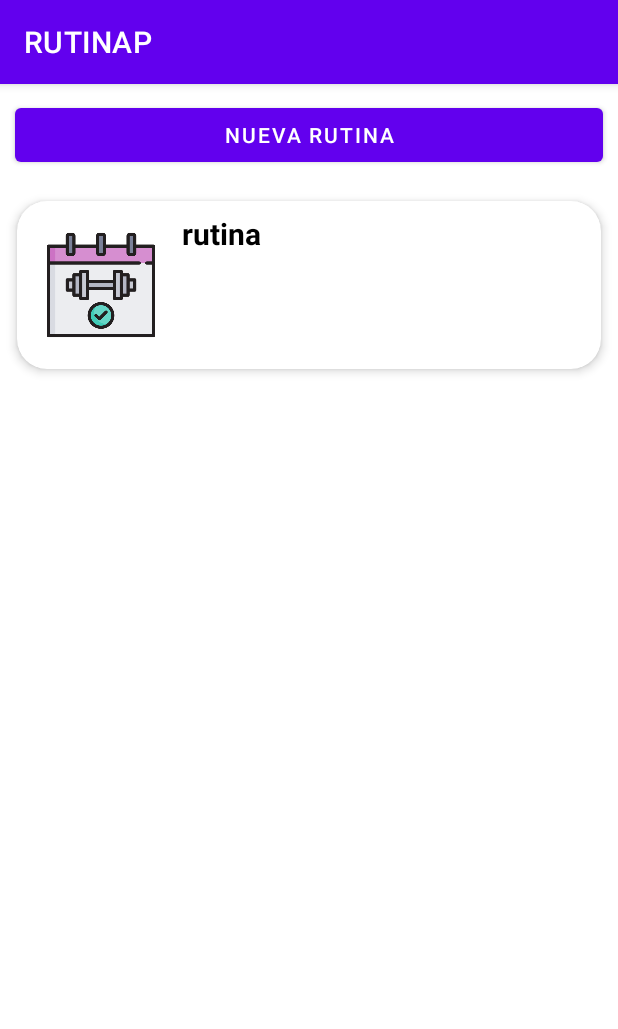
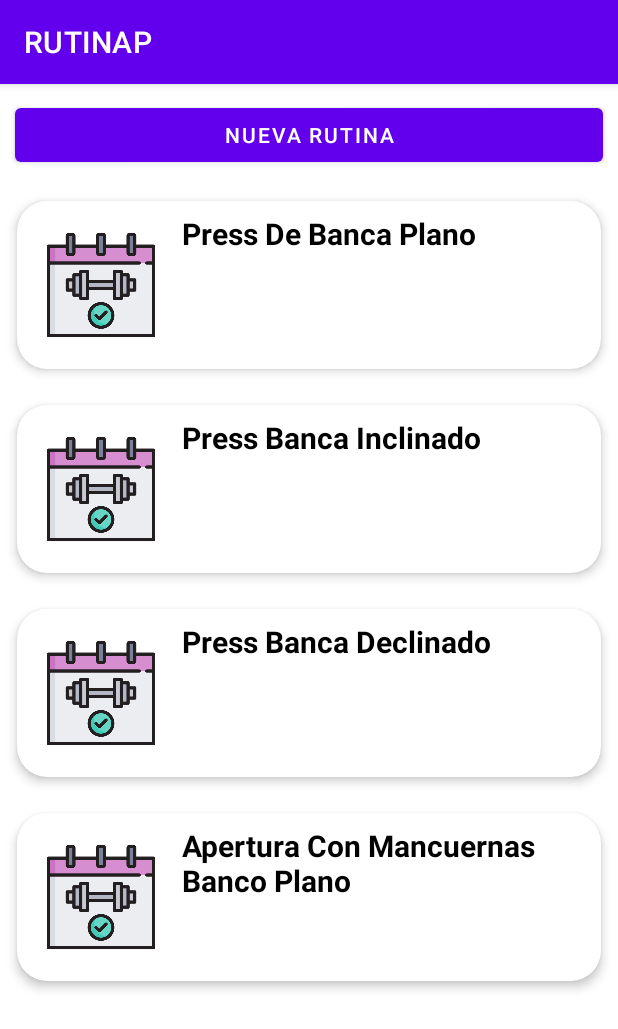
Before and after one commit to belocol/RUTINAP, an Android app: the CrudRutinas screen opened directly, with no data from a screen before it, on a phone screen of 412 x 824 dp. Shown: the top 1029 px of the screen. Run offline under Robolectric (Android 15) with nearby library versions, the phone set to English and light mode, and no system bars.

Commit message:
-Traer informacion de la base de datos para el CRUD de Rutinas
-Se agrego la clase Rutinas la cual contiene los getter y setters para Recyclerview
-Se agregaron nuevas tablas y en algunas de ellas se insertaron datos mediante sentencias SQL
-Ahora se trae la informacion de la base de datos para mostrarla en cardviews correctamente
-Se elimino la clase ListElement ya no era necesaria
-Se corrigieron algunos errores provocados durante la implementacion :D

```diff
--- a/app/src/main/java/com/example/rutinap/CrudRutinas.java
+++ b/app/src/main/java/com/example/rutinap/CrudRutinas.java
@@ -4,7 +4,9 @@ import androidx.appcompat.app.AppCompatActivity;
 import androidx.recyclerview.widget.LinearLayoutManager;
 import androidx.recyclerview.widget.RecyclerView;
 
-
+import android.database.Cursor;
+import android.database.sqlite.SQLiteDatabase;
+import android.database.sqlite.SQLiteOpenHelper;
 import android.os.Bundle;
 
 import java.util.ArrayList;
@@ -12,30 +14,63 @@ import java.util.List;
 
 public class CrudRutinas extends AppCompatActivity {
 
-    List<ListElement> elements;
+ArrayList<Rutinas> listDatos;
+RecyclerView recyclerView;
+
+DBHelper conn;
 
     @Override
     protected void onCreate(Bundle savedInstanceState) {
         super.onCreate(savedInstanceState);
         setContentView(R.layout.activity_crud_rutinas);
 
-            init();
 
+
+        conn = new DBHelper(this);
+
+        listDatos = new ArrayList<>();
+
+
+        recyclerView = (RecyclerView) findViewById(R.id.LiRecyclerView);
+        recyclerView.setLayoutManager(new LinearLayoutManager(this,LinearLayoutManager.VERTICAL,false));
+
+
+        consultarListaRutinas();
+
+
+
+        ListAdapter adapter  = new ListAdapter(listDatos);
+        recyclerView.setAdapter(adapter);
+        /*listDatos= new ArrayList<String>();
+
+
+        for(int i=0;i<=50;i++){
+            listDatos.add("Dato # "+i+"");
+
+        }*/
+
+
+      /*  ListAdapter adapter = new ListAdapter(listDatos);
+        recyclerView.setAdapter(adapter);
+*/
     }
 
+    private void consultarListaRutinas() {
+        SQLiteDatabase db=conn.getReadableDatabase();
 
-    public void init(){
-
-        elements = new ArrayList<>();
-        elements.add(new ListElement("rutina"));
+       Rutinas rutinas = null;
 
 
-        ListAdapter listAdapter = new ListAdapter(elements, this);
-        RecyclerView recyclerView = findViewById(R.id.LiRecyclerView);
-        recyclerView.setHasFixedSize(true);
-        recyclerView.setLayoutManager(new LinearLayoutManager(this));
-        recyclerView.setAdapter(listAdapter);
+        Cursor cursor = db.rawQuery("SELECT * FROM pecho ",null);
 
+
+        while (cursor.moveToNext()){
+
+            rutinas =new Rutinas();
+            rutinas.setNrutina(cursor.getString(0));
+
+            listDatos.add(rutinas);
         }
 
     }
+}
--- a/app/src/main/java/com/example/rutinap/DBHelper.java
+++ b/app/src/main/java/com/example/rutinap/DBHelper.java
@@ -1,11 +1,11 @@
 package com.example.rutinap;
 
+import android.app.Application;
 import android.content.ContentValues;
 import android.content.Context;
 import android.database.Cursor;
 import android.database.sqlite.SQLiteDatabase;
 import android.database.sqlite.SQLiteOpenHelper;
-import androidx.annotation.Nullable;
 
 public class DBHelper extends SQLiteOpenHelper {
     public static final String DBNAME = "Login.db";
@@ -13,15 +13,67 @@ public class DBHelper extends SQLiteOpenHelper {
         super(context, "Login.db", null, 1);
     }
 
+
+
+
     @Override
     public void onCreate(SQLiteDatabase MyDB) {
         MyDB.execSQL("create Table users(username TEXT primary key, password TEXT)");
+        MyDB.execSQL("create Table pecho(nombreejercicio TEXT primary key)");
+        MyDB.execSQL("create Table espalda(nombreejercicio TEXT primary key)");
+        MyDB.execSQL("create Table pierna(nombreejercicio TEXT primary key)");
+        MyDB.execSQL("create Table gluteo(nombreejercicio TEXT primary key)");
+        MyDB.execSQL("create Table abdomen(nombreejercicio TEXT primary key)");
+        MyDB.execSQL("create Table hombro(nombreejercicio TEXT primary key)");
+        MyDB.execSQL("create Table tricep(nombreejercicio TEXT primary key)");
+        MyDB.execSQL("create Table bicep(nombreejercicio TEXT primary key)");
+        MyDB.execSQL("create Table antebrazo(nombreejercicio TEXT primary key)");
+
+        MyDB.execSQL("INSERT INTO pecho (nombreejercicio) values ('Press De Banca Plano')");
+        MyDB.execSQL("INSERT INTO pecho (nombreejercicio) values ('Press Banca Inclinado')");
+        MyDB.execSQL("INSERT INTO pecho (nombreejercicio) values ('Press Banca Declinado')");
+        MyDB.execSQL("INSERT INTO pecho (nombreejercicio) values ('Apertura Con Mancuernas Banco Plano')");
+
+
+
+        MyDB.execSQL("INSERT INTO espalda (nombreejercicio) values ('Polea Al Pecho')");
+        MyDB.execSQL("INSERT INTO espalda (nombreejercicio) values ('Polea Al Pecho Con Agarre Estrecho')");
+        MyDB.execSQL("INSERT INTO espalda (nombreejercicio) values ('Remo En Maquina')");
+        MyDB.execSQL("INSERT INTO espalda (nombreejercicio) values ('Remo Horizontal A Una Mano Con Mancuerna')");
+
+
+
+        MyDB.execSQL("INSERT INTO pierna (nombreejercicio) values ('Prensa')");
+        MyDB.execSQL("INSERT INTO pierna (nombreejercicio) values ('Sentadilla Frontal')");
+        MyDB.execSQL("INSERT INTO pierna (nombreejercicio) values ('Extensiones')");
+        MyDB.execSQL("INSERT INTO pierna (nombreejercicio) values ('Curl De Piernas Acostado')");
+
+
+
+
+
+
+
+
     }
 
     @Override
     public void onUpgrade(SQLiteDatabase MyDB, int i, int i1) {
         MyDB.execSQL("drop Table if exists users");
+        MyDB.execSQL("drop Table if exists pecho");
+        MyDB.execSQL("drop Table if exists espalda");
+        MyDB.execSQL("drop Table if exists pierna");
+        MyDB.execSQL("drop Table if exists gluteo");
+        MyDB.execSQL("drop Table if exists abdomen");
+        MyDB.execSQL("drop Table if exists hombro");
+        MyDB.execSQL("drop Table if exists tricep");
+        MyDB.execSQL("drop Table if exists bicep");
+        MyDB.execSQL("drop Table if exists antebrazo");
     }
+
+
+
+
 
     public Boolean insertData(String user,String pass){
         SQLiteDatabase MyDB = this.getWritableDatabase();
--- a/app/src/main/java/com/example/rutinap/ListAdapter.java
+++ b/app/src/main/java/com/example/rutinap/ListAdapter.java
@@ -13,62 +13,55 @@ import androidx.annotation.NonNull;
 import androidx.appcompat.view.menu.MenuView;
 import androidx.recyclerview.widget.RecyclerView;
 
+import java.util.ArrayList;
 import java.util.List;
 
-public class ListAdapter extends RecyclerView.Adapter<ListAdapter.ViewHolder> {
-    private List<ListElement> LiData;
-    private LayoutInflater LiInflater;
-    private Context context;
+public class ListAdapter extends RecyclerView.Adapter<ListAdapter.ViewHolderDatos> {
 
 
-    public ListAdapter(List<ListElement> itemList, Context context){
-        this.LiInflater = LayoutInflater.from(context);
-        this.context = context;
-        this.LiData = itemList;
+    ArrayList<Rutinas> listDatos;
+
+    public ListAdapter(ArrayList<Rutinas> listDatos) {
+        this.listDatos = listDatos;
+    }
+
+    @NonNull
+    @Override
+    public ViewHolderDatos onCreateViewHolder(@NonNull ViewGroup parent, int viewType) {
+        View view = LayoutInflater.from(parent.getContext())
+                .inflate(R.layout.list_element,null,false);
+        return new ViewHolderDatos(view);
+    }
+
+    @Override
+    public void onBindViewHolder(@NonNull ViewHolderDatos holder, int position) {
+        holder.Nrutina.setText(listDatos.get(position).getNrutina());
+
+        //holder.asingarDatos(listDatos.get(position));
 
     }
 
     @Override
+    public int getItemCount() {
+        return listDatos.size();
+    }
 
-    public int getItemCount() {return LiData.size();}
+    public class ViewHolderDatos extends RecyclerView.ViewHolder {
+        TextView Nrutina;
 
 
 
-    @Override
-    public ListAdapter.ViewHolder onCreateViewHolder(ViewGroup parent, int viewType) {
-        View view = LiInflater.inflate(R.layout.list_element,null);
-        return new ListAdapter.ViewHolder(view);
-    }
 
-
-    @Override
-
-    public void onBindViewHolder (final ListAdapter.ViewHolder holder, final int position){
-        holder.bindData(LiData.get(position));
-    }
-
-
-    public void setItems(List<ListElement> items) {LiData = items;}
-
-
-    public class ViewHolder extends RecyclerView.ViewHolder{
-        ImageView iconImageView;
-        TextView Nrutina;
-
-
-        ViewHolder(View itemView){
+        public ViewHolderDatos(@NonNull View itemView) {
             super(itemView);
-            iconImageView = itemView.findViewById(R.id.iconImageView);
-            Nrutina = itemView.findViewById(R.id.Nrutina);
+            Nrutina=(TextView ) itemView.findViewById(R.id.Nrutina);
 
         }
 
+        public void asingarDatos(String Nrutinas ) {
 
+            Nrutina.setText(Nrutinas);
 
-        void bindData(final ListElement item){
-            Nrutina.setText(item.getNrtuina());
         }
-
     }
-
 }
--- a/app/src/main/java/com/example/rutinap/ListElement.java
+++ /dev/null
@@ -1,22 +0,0 @@
-package com.example.rutinap;
-
-public class ListElement {
-
-    public String Color;
-    public String Nrtuina;
-
-    public ListElement( String nrtuina) {
-
-        Nrtuina = nrtuina;
-    }
-
-
-
-    public String getNrtuina() {
-        return Nrtuina;
-    }
-
-    public void setNrtuina(String nrtuina) {
-        Nrtuina = nrtuina;
-    }
-}
--- /dev/null
+++ b/app/src/main/java/com/example/rutinap/Rutinas.java
@@ -0,0 +1,29 @@
+package com.example.rutinap;
+
+import java.io.Serializable;
+
+public class Rutinas  implements Serializable {
+
+    private String Nrutina;
+
+    public Rutinas (String Nrutina){
+        this.Nrutina = Nrutina;
+
+    }
+
+    public String getNrutina() {
+        return Nrutina;
+    }
+
+    public void setNrutina(String nrutina) {
+        this.Nrutina = nrutina;
+    }
+
+    public Rutinas(){
+
+
+    }
+
+
+
+}
--- a/app/src/main/java/com/example/rutinap/login.java
+++ b/app/src/main/java/com/example/rutinap/login.java
@@ -19,7 +19,7 @@ public class login extends AppCompatActivity {
         username = (EditText) findViewById(R.id.username1);
         password = (EditText) findViewById(R.id.password1);
         btnlogin = (Button) findViewById(R.id.login);
-        DB = new DBHelper(this);
+        DB =  new DBHelper(this);
         btnlogin.setOnClickListener(new View.OnClickListener() {
             @Override
             public void onClick(View view) {
```
Lines whose indentation alone changed are shown as unchanged.
